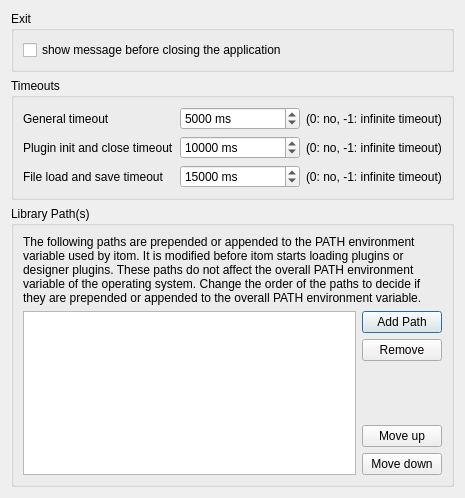
The window that Qitom/ui/widgetPropGeneralApplication.ui (itom-project/itom) describes before a commit, drawn with Qt 5.
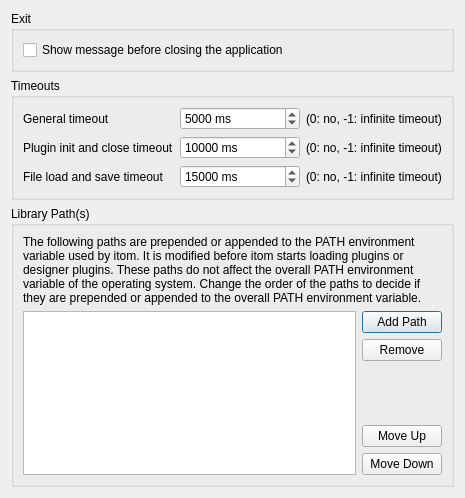
The same window after the commit.

Commit message: corrected format of menu and messages

What changed in the file:
```diff
--- a/Qitom/ui/widgetPropGeneralApplication.ui
+++ b/Qitom/ui/widgetPropGeneralApplication.ui
@@ -23,7 +23,7 @@
       <item>
        <widget class="QCheckBox" name="checkAskBeforeExit">
         <property name="text">
-         <string>show message before closing the application</string>
+         <string>Show message before closing the application</string>
         </property>
        </widget>
       </item>
@@ -232,14 +232,14 @@
           <item>
            <widget class="QPushButton" name="btnMoveUp">
             <property name="text">
-             <string>Move up</string>
+             <string>Move Up</string>
             </property>
            </widget>
           </item>
           <item>
            <widget class="QPushButton" name="btnMoveDown">
             <property name="text">
-             <string>Move down</string>
+             <string>Move Down</string>
             </property>
            </widget>
           </item>
```
The commit also changes 47 other files.
